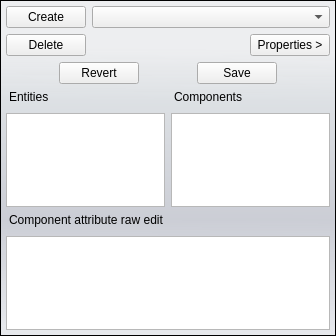
Above: bin/data/ui/eceditor.ui from realXtend/tundra before the change. Below: the same form after it.
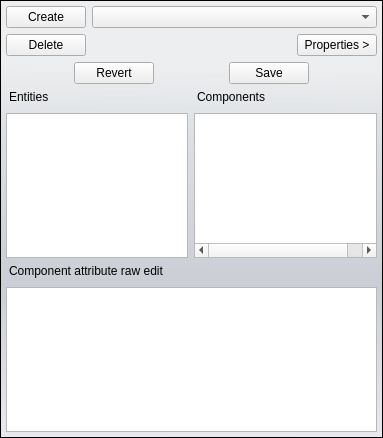
That is the form after the change.

Commit message: When multiple entities are selected, group the common EC's under same node in the tree view. Note: due to the tree view visual bug the +-sign is not visible in the tree view, but you can still double-click in order to expand.

```diff
--- a/bin/data/ui/eceditor.ui
+++ b/bin/data/ui/eceditor.ui
@@ -6,8 +6,8 @@
    <rect>
     <x>0</x>
     <y>0</y>
-    <width>336</width>
-    <height>336</height>
+    <width>383</width>
+    <height>438</height>
    </rect>
   </property>
   <property name="windowTitle">
@@ -206,11 +206,19 @@
               <property name="headerHidden">
                <bool>true</bool>
               </property>
+              <property name="columnCount">
+               <number>2</number>
+              </property>
               <column>
                <property name="text">
                 <string notr="true">1</string>
                </property>
               </column>
+              <column>
+               <property name="text">
+                <string notr="true">2</string>
+               </property>
+              </column>
              </widget>
             </item>
            </layout>
```
The commit also changes 1 other file.
